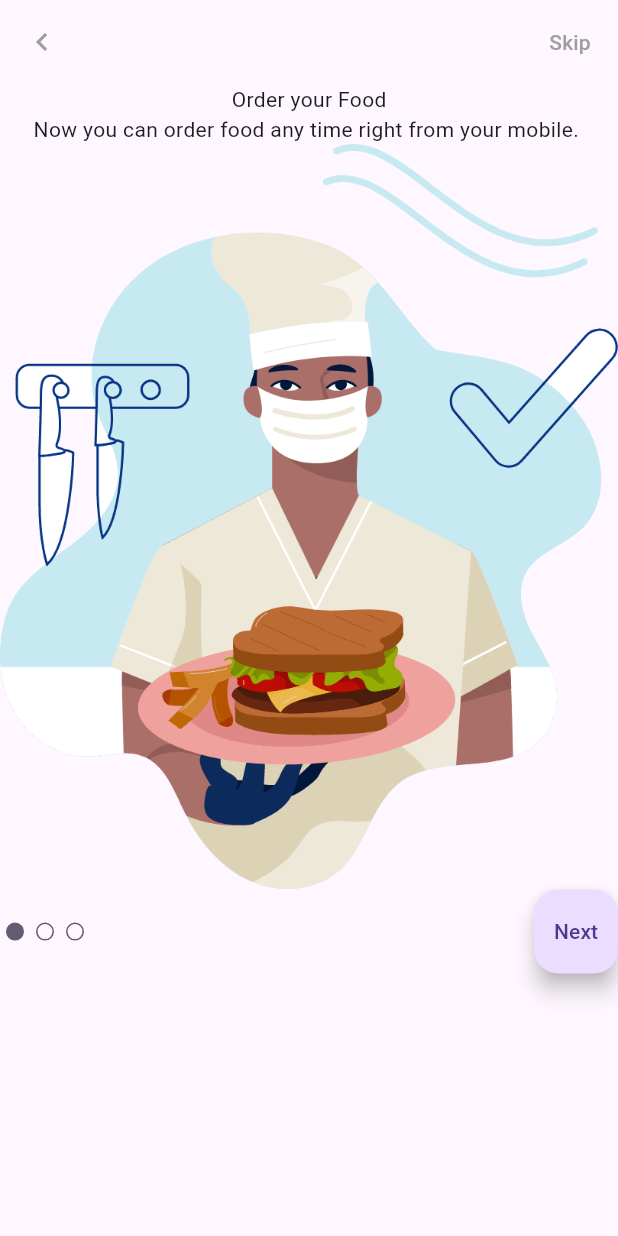
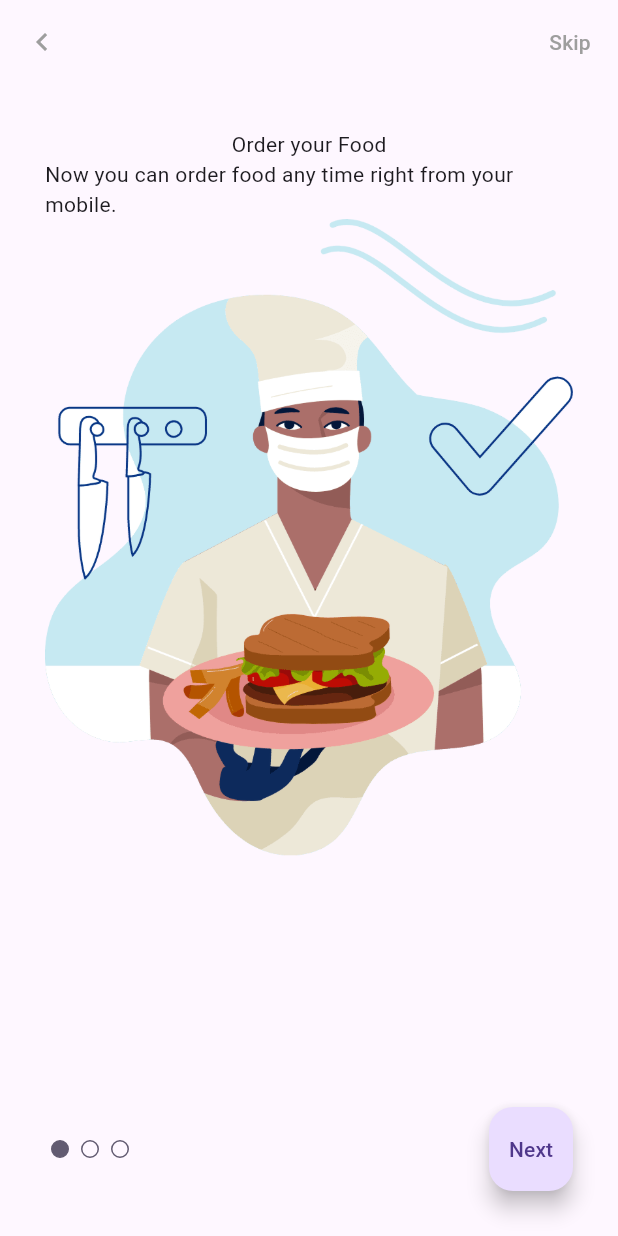
Before and after one commit to ufukyazici/flutter_state_management, a Flutter app: the screen it shows after launch, on a phone screen of 412 x 824 dp. Run offline on Flutter 3.47's test engine with Material 3 defaults, Android fonts, the phone set to English and light mode, and no system bars.

Commit message:
Flutter State Management OnBoardView

```diff
--- /dev/null
+++ b/lib/feature/onboard/on_board_model.dart
@@ -0,0 +1,26 @@
+class OnBoardModel {
+  final String title;
+  final String description;
+  final String imageName;
+
+  OnBoardModel({required this.title, required this.description, required this.imageName});
+
+  String get imageWithPath => 'asset/images/$imageName.png';
+}
+
+class OnBoardModels {
+  static final List<OnBoardModel> onBoardItems = [
+    OnBoardModel(
+        title: "Order your Food",
+        description: "Now you can order food any time right from your mobile. ",
+        imageName: "ic_chef"),
+    OnBoardModel(
+        title: "Order your Food",
+        description: "Now you can order food any time right from your mobile. ",
+        imageName: "ic_delivery"),
+    OnBoardModel(
+        title: "Order your Food",
+        description: "Now you can order food any time right from your mobile. ",
+        imageName: "ic_order"),
+  ];
+}
--- a/lib/feature/onboard/on_board_view.dart
+++ b/lib/feature/onboard/on_board_view.dart
@@ -1,5 +1,7 @@
 import 'package:flutter/material.dart';
 import 'package:flutter/services.dart';
+import 'package:flutter_state_management/feature/onboard/on_board_model.dart';
+import 'package:flutter_state_management/product/padding/page_padding.dart';
 
 class OnBoardView extends StatefulWidget {
   const OnBoardView({super.key});
@@ -14,7 +16,7 @@ class _OnBoardViewState extends State<OnBoardView> with SingleTickerProviderStat
   @override
   void initState() {
     super.initState();
-    _tabController = TabController(length: 3, vsync: this);
+    _tabController = TabController(length: OnBoardModels.onBoardItems.length, vsync: this);
   }
 
   @override
@@ -31,11 +33,24 @@ class _OnBoardViewState extends State<OnBoardView> with SingleTickerProviderStat
         ],
         leading: IconButton(onPressed: () {}, icon: const Icon(Icons.chevron_left_outlined, color: Colors.grey)),
       ),
-      body: Column(
+      body: Padding(
+        padding: const PagePadding.all(),
+        child: Column(
+          children: [
+            Expanded(
+              child: PageView.builder(
+                itemCount: OnBoardModels.onBoardItems.length,
+                itemBuilder: (context, index) {
+                  return Column(
                     children: [
                       const Text("Order your Food"),
                       const Text("Now you can order food any time right from your mobile. "),
                       Image.asset('asset/images/ic_chef.png'),
+                    ],
+                  );
+                },
+              ),
+            ),
             Row(
               mainAxisAlignment: MainAxisAlignment.spaceBetween,
               children: [
@@ -50,6 +65,7 @@ class _OnBoardViewState extends State<OnBoardView> with SingleTickerProviderStat
             )
           ],
         ),
+      ),
     );
   }
 }
--- /dev/null
+++ b/lib/product/padding/page_padding.dart
@@ -0,0 +1,6 @@
+import 'package:flutter/material.dart';
+
+class PagePadding extends EdgeInsets {
+  const PagePadding.all() : super.all(30);
+  const PagePadding.lowAll() : super.all(15);
+}
```
Lines whose indentation alone changed are shown as unchanged.
